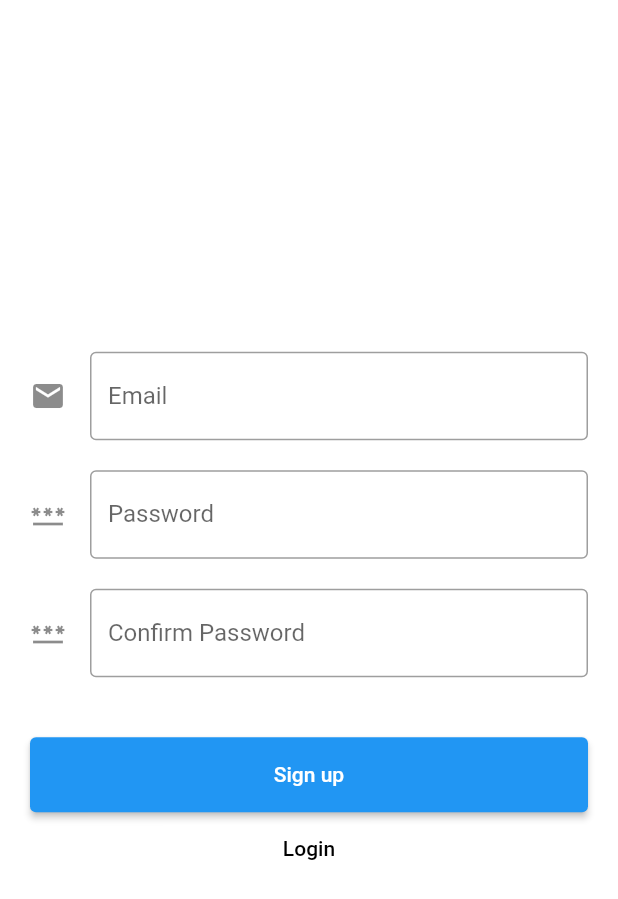
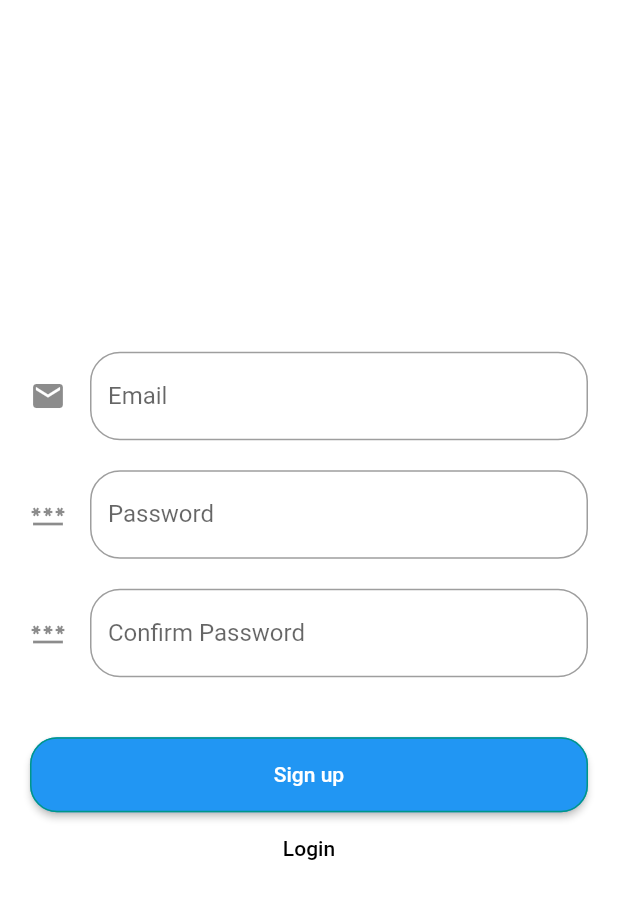
Before and after one commit to EmilM32/time-tracker, a Flutter app: the screen it shows after launch, after a tap on "Login", after a tap on "Sign up", on a phone screen of 412 x 824 dp. Shown: the top 899 px of the screen. Run offline on Flutter 3.47's test engine with Material 2 defaults, Android fonts, the phone set to English and light mode, and no system bars; our stand-ins replace firebase_auth, firebase_core; accounts and stored records are empty; generated files the repository leaves out were written again.

Commit message:
add rounded fields/buttons

```diff
--- a/lib/constants.dart
+++ b/lib/constants.dart
@@ -2,12 +2,21 @@ import 'package:flutter/material.dart';
 
 ButtonStyle kLoadingButtonStyle = ElevatedButton.styleFrom(
   minimumSize: const Size.fromHeight(50),
+  shape: RoundedRectangleBorder(
+    borderRadius: BorderRadius.circular(18.0),
+    side: const BorderSide(
+      color: Colors.teal,
+      // width: 2.0,
+    ),
+  ),
 );
 
 ButtonStyle kSubTextStyle = TextButton.styleFrom(
   primary: Colors.black,
 );
 
+BorderRadius kBorderRounded = BorderRadius.circular(20.0);
+
 EdgeInsets kFormPadding = const EdgeInsets.all(20.0);
 
 double kFormMaxWidth = 500;
--- a/lib/screens/login_screen.dart
+++ b/lib/screens/login_screen.dart
@@ -98,7 +98,9 @@ class _LoginScreenState extends State<LoginScreen> {
                           });
                         },
                         decoration: InputDecoration(
-                          border: const OutlineInputBorder(),
+                          border: OutlineInputBorder(
+                            borderRadius: kBorderRounded,
+                          ),
                           labelText: AppLocalizations.of(context)!.email,
                           icon: const Icon(Icons.email),
                         ),
@@ -120,7 +122,9 @@ class _LoginScreenState extends State<LoginScreen> {
                           });
                         },
                         decoration: InputDecoration(
-                          border: const OutlineInputBorder(),
+                          border: OutlineInputBorder(
+                            borderRadius: kBorderRounded,
+                          ),
                           labelText: AppLocalizations.of(context)!.password,
                           icon: const Icon(Icons.password),
                         ),
--- a/lib/screens/registration_screen.dart
+++ b/lib/screens/registration_screen.dart
@@ -81,7 +81,9 @@ class _RegistrationScreenState extends State<RegistrationScreen> {
                           email = value;
                         },
                         decoration: InputDecoration(
-                          border: const OutlineInputBorder(),
+                          border: OutlineInputBorder(
+                            borderRadius: kBorderRounded,
+                          ),
                           labelText: AppLocalizations.of(context)!.email,
                           icon: const Icon(Icons.email),
                         ),
@@ -101,7 +103,9 @@ class _RegistrationScreenState extends State<RegistrationScreen> {
                           password = value;
                         },
                         decoration: InputDecoration(
-                          border: const OutlineInputBorder(),
+                          border: OutlineInputBorder(
+                            borderRadius: kBorderRounded,
+                          ),
                           labelText: AppLocalizations.of(context)!.password,
                           icon: const Icon(Icons.password),
                         ),
@@ -121,7 +125,9 @@ class _RegistrationScreenState extends State<RegistrationScreen> {
                           confirmPassword = value;
                         },
                         decoration: InputDecoration(
-                          border: const OutlineInputBorder(),
+                          border: OutlineInputBorder(
+                            borderRadius: kBorderRounded,
+                          ),
                           labelText:
                               AppLocalizations.of(context)!.confirmPassword,
                           icon: const Icon(Icons.password),
```
